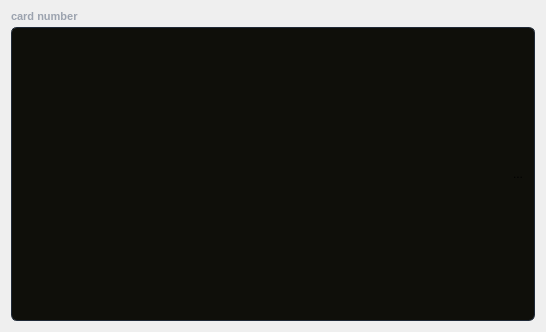
This is src/component/cardnumberinput.ui in Keypr-org/qt_client as Qt 5 draws it before an edit. The edited form follows.
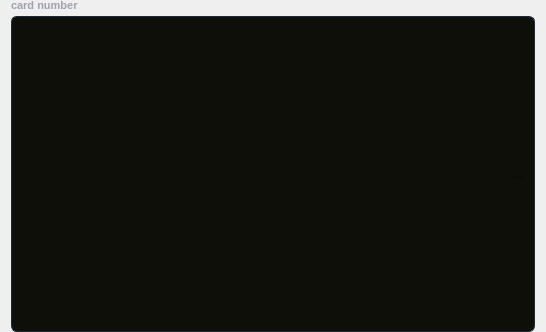
This is the edited form. Icons and pictures are not drawn.

Patch:
```diff
--- a/src/component/cardnumberinput.ui
+++ b/src/component/cardnumberinput.ui
@@ -28,6 +28,12 @@
 }</string>
   </property>
   <layout class="QVBoxLayout" name="verticalLayout_2">
+   <property name="topMargin">
+    <number>0</number>
+   </property>
+   <property name="bottomMargin">
+    <number>0</number>
+   </property>
    <item>
     <widget class="QLabel" name="cardNumberLabel">
      <property name="maximumSize">
```
